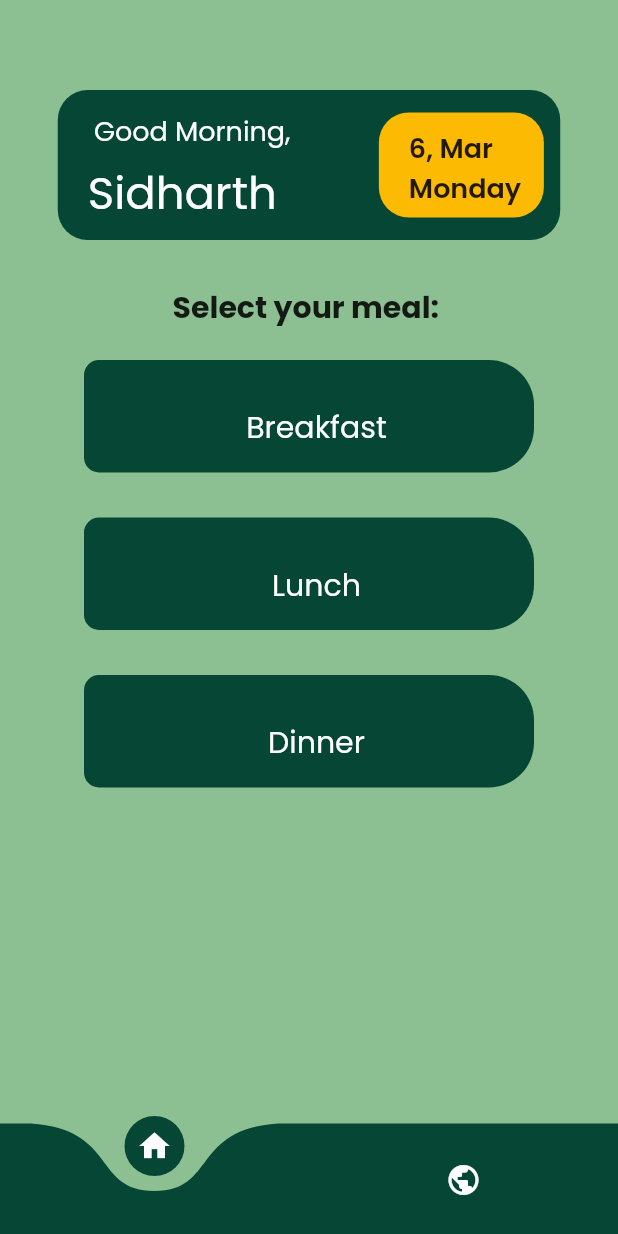
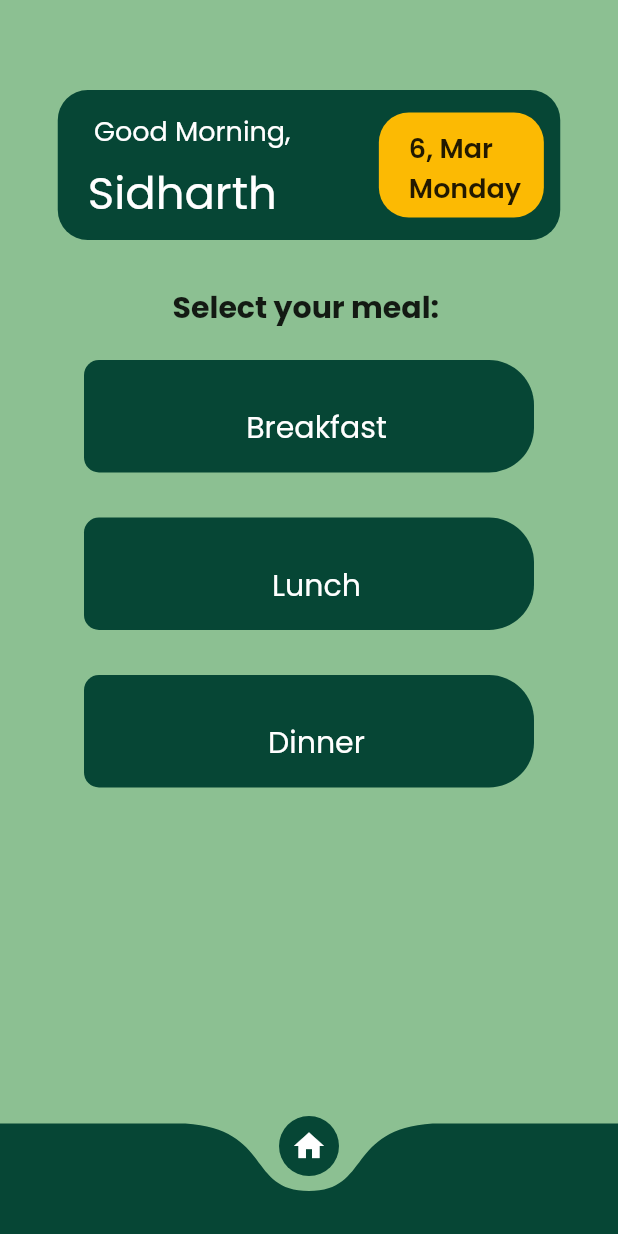
Before and after one commit to Harshith996/kale-hoth-2023, a Flutter app: the Home screen opened directly, on a phone screen of 412 x 824 dp. Run offline on Flutter 3.47's test engine with Material 2 defaults, Android fonts, the phone set to English and light mode, and no system bars; drawn by our look-alikes of curved_navigation_bar; our stand-ins replace google_fonts, google_nav_bar, hexcolor, shared_preferences; missing offline and left inert: vertical_picker; accounts and stored records are empty; network calls fail.

Commit message:
removed blog

```diff
--- a/kale/lib/screen/homepage.dart
+++ b/kale/lib/screen/homepage.dart
@@ -12,6 +12,7 @@ import '../utils/apis.dart';
 import '../utils/models.dart';
 import 'package:http/http.dart' as http;
 import 'dart:convert';
+import 'package:url_launcher/url_launcher.dart';
 
 var dt = DateTime.now();
 
@@ -218,44 +219,7 @@ class _HomeState extends State<Home> {
               children: [
                 const SizedBox(height: 60),
                 SingleChildScrollView(
-                  child: Column(children: [
-                    SizedBox(
-                        height: 20,
-                        child: DecoratedBox(
-                          decoration: BoxDecoration(
-                              borderRadius: BorderRadius.circular(15)),
-                        )),
-                    const SizedBox(
-                      height: 20,
-                    ),
-                    Row(
-                      children: [
-                        SizedBox(
-                          height: 20,
-                          child: DecoratedBox(
-                              decoration: BoxDecoration(
-                            borderRadius: BorderRadius.circular(9),
-                          )),
-                        ),
-                        const SizedBox(width: 10),
-                        SizedBox(
-                            height: 20,
-                            child: DecoratedBox(
-                                decoration: BoxDecoration(
-                              borderRadius: BorderRadius.circular(9),
-                            )))
-                      ],
-                    ),
-                    const SizedBox(
-                      height: 20,
-                    ),
-                    SizedBox(
-                        height: 20,
-                        child: DecoratedBox(
-                            decoration: BoxDecoration(
-                          borderRadius: BorderRadius.circular(9),
-                        )))
-                  ]),
+                  child: Column(children: []),
                 )
               ],
             ),
@@ -281,7 +245,6 @@ class _HomeState extends State<Home> {
           },
           items: const [
             Icon(Icons.home, color: Colors.white),
-            Icon(Icons.public, color: Colors.white),
           ]),
     );
   }
--- a/kale/pubspec.yaml
+++ b/kale/pubspec.yaml
@@ -45,6 +45,7 @@ dependencies:
   curved_navigation_bar: ^1.0.3
   expandable_text: ^2.3.0
   shared_preferences: ^2.0.18
+  url_launcher: ^6.1.10
 
 dev_dependencies:
   flutter_test:
```
Also changed, not shown: kale/pubspec.lock, 5 other files.
